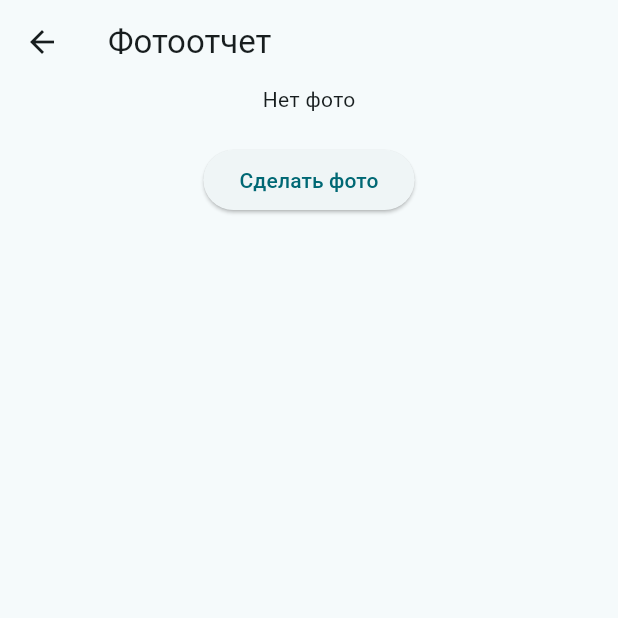
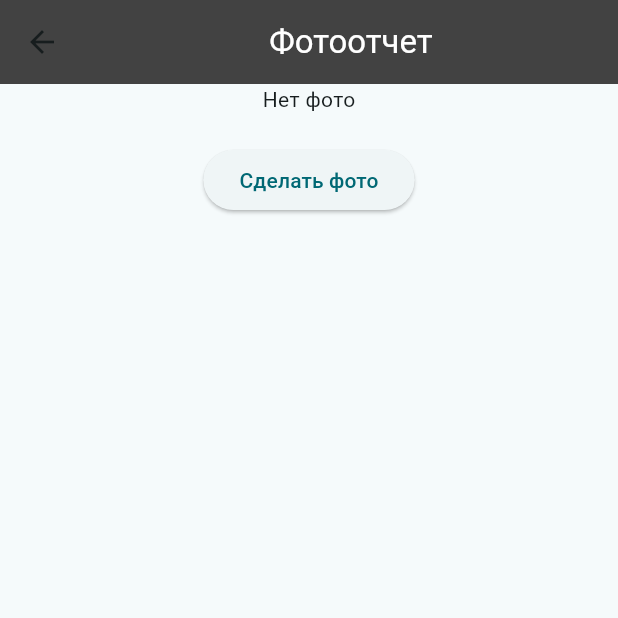
Before and after one commit to NVSTT/flutter_application_1, a Flutter app: the PhotoReportScreen screen opened directly, on a phone screen of 412 x 824 dp, the top half of it. Run offline on Flutter 3.47's test engine with Material 3 defaults, Android fonts, the phone set to English and light mode, and no system bars; our stand-ins replace image_picker, sqflite, table_calendar; missing offline and left inert: photo_manager; accounts and stored records are empty; statements that could not run were skipped.

```diff
--- a/lib/screens/photo_report_screen.dart
+++ b/lib/screens/photo_report_screen.dart
@@ -67,8 +67,18 @@ class _PhotoReportScreenState extends State<PhotoReportScreen> {
   Widget build(BuildContext context) {
     return Scaffold(
       appBar: AppBar(
-        title: Text('Фотоотчет'),
-      ),
+            title: Container(
+              color: Colors.grey[800], // серый фон
+              padding: EdgeInsets.all(8.0),
+              child: Center(
+              child: Text('Фотоотчет',
+                style: TextStyle(color: Colors.white), // белый текст
+              ),
+            ),
+          ),
+          backgroundColor: Colors.grey[800], // делаем AppBar темно-серым
+          elevation: 0, // убираем тень
+        ),
       body: Center(
         child: Column(
           mainAxisAlignment: MainAxisAlignment.center,
```
Also changed, not shown: lib/screens/calendar_screen.dart (+2 -7 lines), 1 other file.
